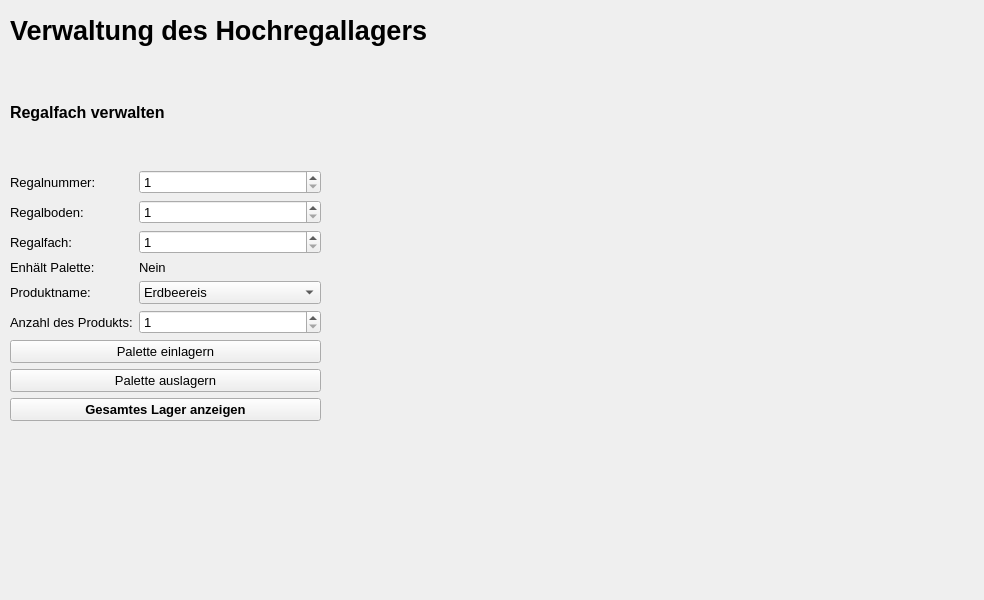
Qt form mainwindow.ui (SH1RL0CK/tk_min_warehouse) before a commit.
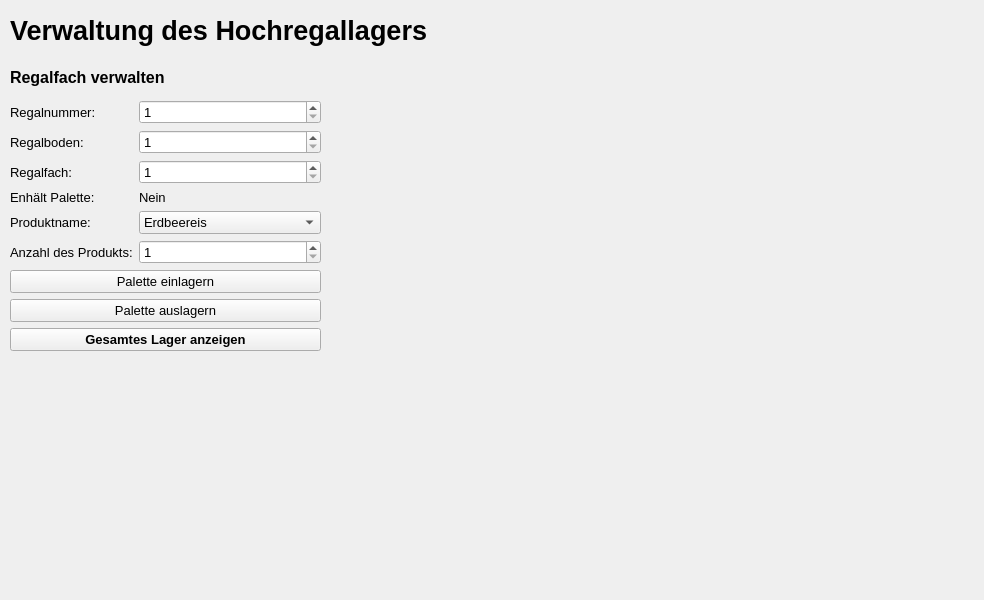
The same form after that commit.

Commit message: Dialog zum Anzeigen des gesamten Lagers hinzugefügt

Diff of the .ui file:
```diff
--- a/mainwindow.ui
+++ b/mainwindow.ui
@@ -40,7 +40,7 @@
       <x>10</x>
       <y>60</y>
       <width>311</width>
-      <height>361</height>
+      <height>291</height>
      </rect>
     </property>
     <layout class="QVBoxLayout" name="verticalLayout">
```
The commit also changes 6 other files.
